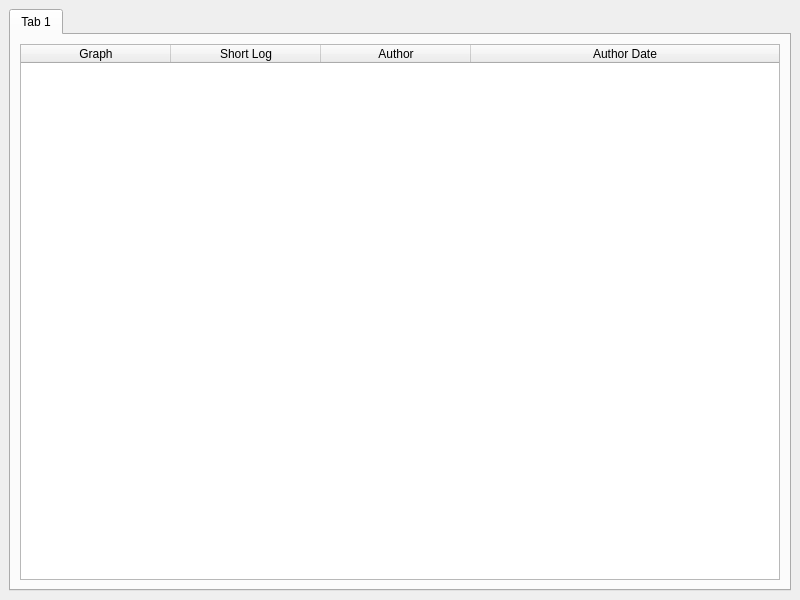
Above: mainwindow.ui from andy-campbell/acgit before the change. Below: the same form after it.
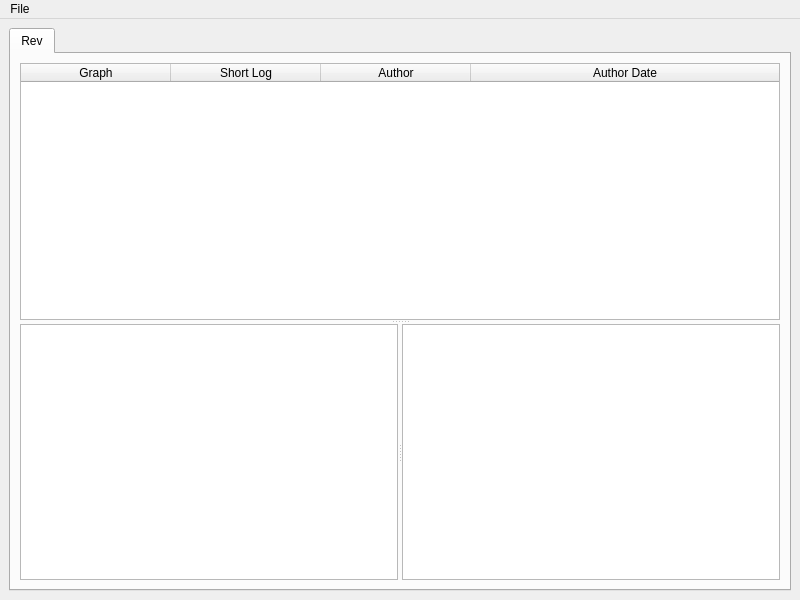
That is the form after the change.

Commit message: Basic gui with log and can get branches

Patch:
```diff
--- a/mainwindow.ui
+++ b/mainwindow.ui
@@ -22,11 +22,24 @@
       </property>
       <widget class="QWidget" name="tab">
        <attribute name="title">
-        <string>Tab 1</string>
+        <string>Rev</string>
        </attribute>
        <layout class="QVBoxLayout" name="verticalLayout_2">
         <item>
+         <widget class="QSplitter" name="splitter_2">
+          <property name="orientation">
+           <enum>Qt::Vertical</enum>
+          </property>
          <widget class="QTableWidget" name="revListTable">
+           <property name="alternatingRowColors">
+            <bool>true</bool>
+           </property>
+           <property name="selectionMode">
+            <enum>QAbstractItemView::SingleSelection</enum>
+           </property>
+           <property name="selectionBehavior">
+            <enum>QAbstractItemView::SelectRows</enum>
+           </property>
           <property name="showGrid">
            <bool>false</bool>
           </property>
@@ -39,6 +52,9 @@
           <attribute name="verticalHeaderVisible">
            <bool>false</bool>
           </attribute>
+           <attribute name="verticalHeaderDefaultSectionSize">
+            <number>15</number>
+           </attribute>
           <attribute name="verticalHeaderStretchLastSection">
            <bool>false</bool>
           </attribute>
@@ -63,6 +79,27 @@
            </property>
           </column>
          </widget>
+          <widget class="QSplitter" name="splitter">
+           <property name="orientation">
+            <enum>Qt::Horizontal</enum>
+           </property>
+           <widget class="QTextEdit" name="diffView"/>
+           <widget class="QTreeView" name="fileChangesView">
+            <property name="baseSize">
+             <size>
+              <width>0</width>
+              <height>0</height>
+             </size>
+            </property>
+            <property name="alternatingRowColors">
+             <bool>true</bool>
+            </property>
+            <property name="headerHidden">
+             <bool>false</bool>
+            </property>
+           </widget>
+          </widget>
+         </widget>
         </item>
        </layout>
       </widget>
@@ -79,7 +116,19 @@
      <height>20</height>
     </rect>
    </property>
-  </widget>
+   <widget class="QMenu" name="menuFile">
+    <property name="title">
+     <string>File</string>
+    </property>
+    <addaction name="actionOpen"/>
+   </widget>
+   <addaction name="menuFile"/>
+  </widget>
+  <action name="actionOpen">
+   <property name="text">
+    <string>Open</string>
+   </property>
+  </action>
  </widget>
  <resources/>
  <connections/>
```
Lines whose indentation alone changed are shown as unchanged. The commit also changes 4 other files.
